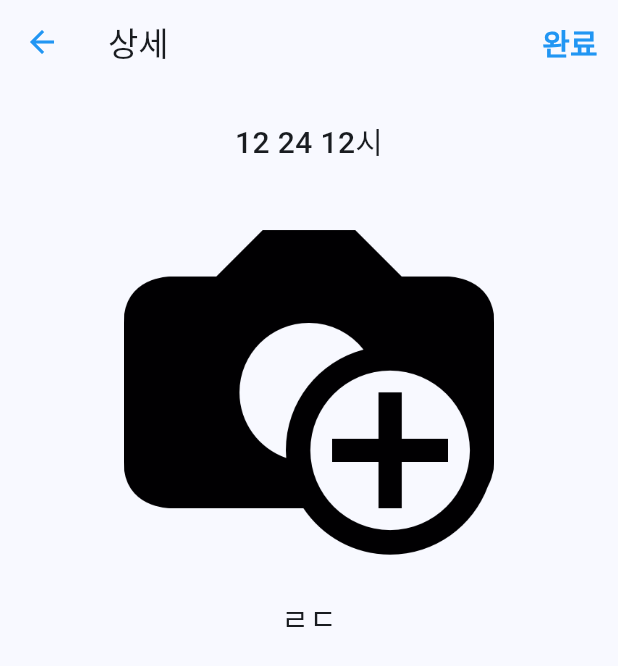
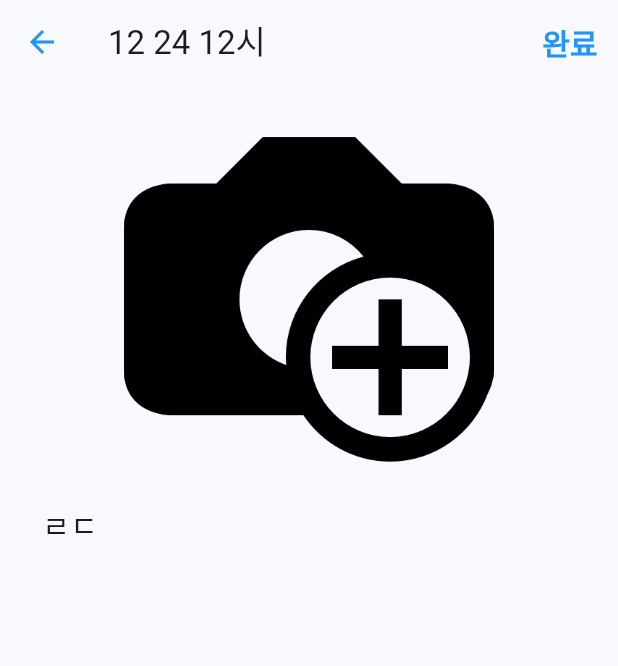
Before and after one commit to corpiii/diet_diary, a Flutter app: the screen it shows after launch, after a tap on "12 24 12시", on a phone screen of 412 x 824 dp. Shown: the top 666 px of the screen. Run offline on Flutter 3.47's test engine with Material 3 defaults, Android fonts, the light colour scheme and no system bars; our stand-ins replace image_picker.

Commit message:
refactor: appbarTitle 수정

```diff
--- a/lib/detail_screen/detail_screen.dart
+++ b/lib/detail_screen/detail_screen.dart
@@ -24,7 +24,7 @@ class _DietAddScreenState extends State<DetailScreen> {
           leading: const BackButton(
             color: Colors.blue,
           ),
-          title: const Text('상세'),
+          title: Text('${widget._model.title}'),
           actions: [
             TextButton(
               onPressed: () async {
@@ -43,16 +43,17 @@ class _DietAddScreenState extends State<DetailScreen> {
         ),
         body: Padding(
           padding: const EdgeInsets.all(8.0),
-          child: Column(
-            crossAxisAlignment: CrossAxisAlignment.center,
+          child: ListView(
             children: [
-              Center(child: titleTextWidget(widget._model.title)),
               Container(
                 height: MediaQuery.of(context).size.height * 0.3,
                 child: imageWidget(widget._model.imageBase64),
                 margin: EdgeInsets.all(12.0),
               ),
-              bodyTextWidget(widget._model.body),
+              Container(
+                child: bodyTextWidget(widget._model.body),
+                margin: EdgeInsets.symmetric(horizontal: 20),
+              ),
             ],
           ),
         ));
--- a/lib/diet_list_screen/diet_list_screen.dart
+++ b/lib/diet_list_screen/diet_list_screen.dart
@@ -33,7 +33,7 @@ class _DietListScreenState extends State<DietListScreen> {
     return Scaffold(
         appBar: AppBar(
           centerTitle: true,
-          title: const Text('식단 리스트'),
+          title: const Text('식단 기록'),
           actions: [
             iconButtonWidget(onPressed: () async {
               Diet result = await Navigator.push(
```
